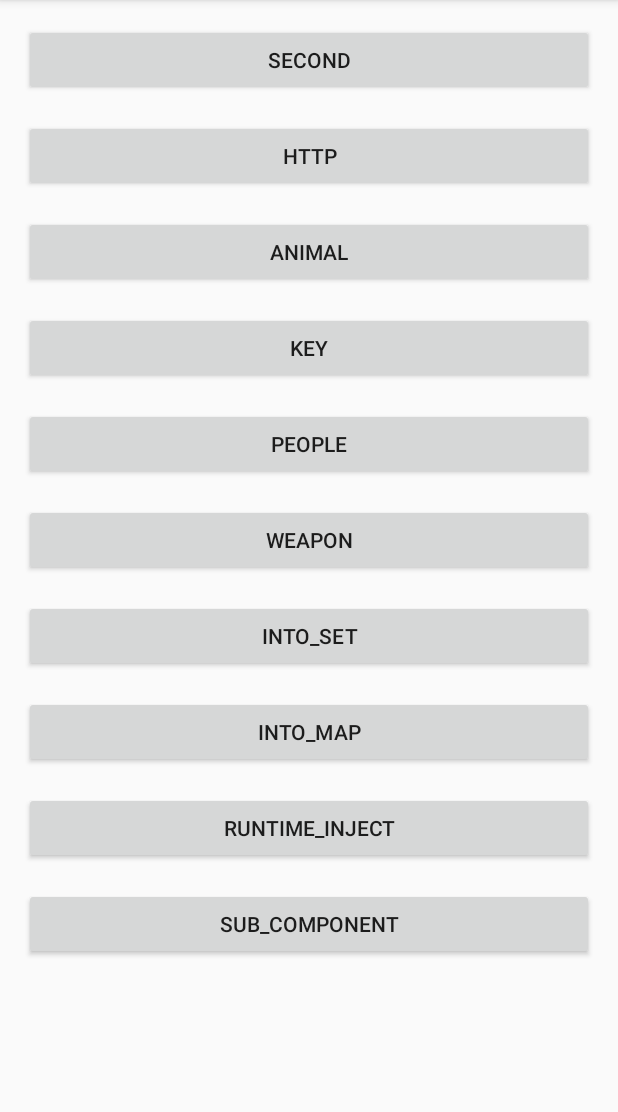
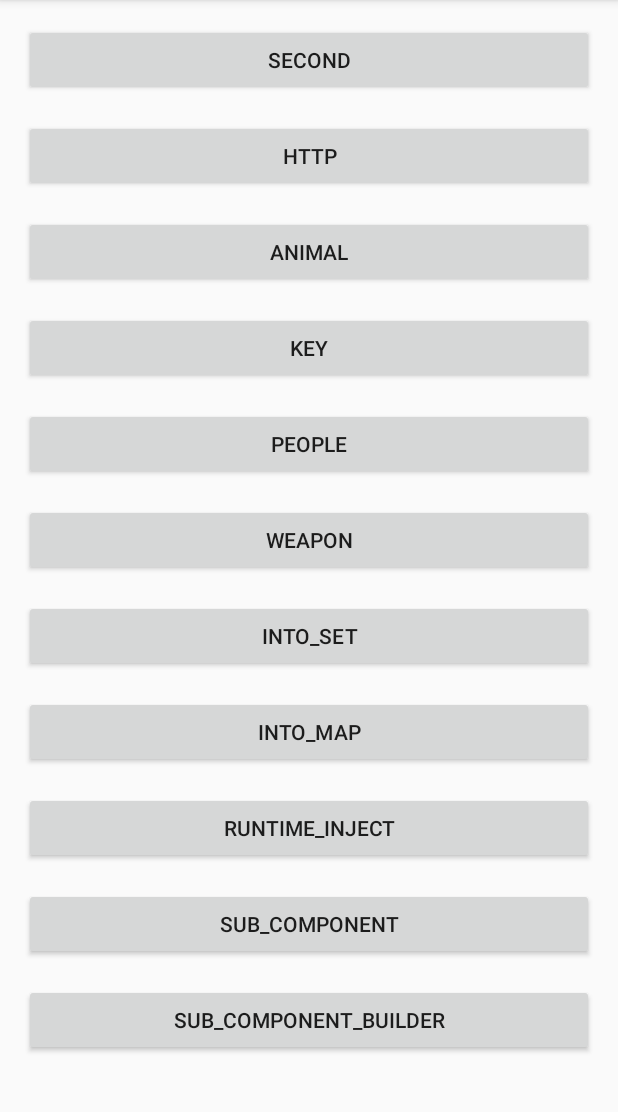
Before and after one commit to keluokeda/dagger2_demo, an Android app: the screen it shows after launch (MainActivity), on a phone screen of 412 x 824 dp, the part 84-1196 px from its top. Run offline under Robolectric (Android 15) with nearby library versions, the phone set to English and light mode, and no system bars; libraries missing offline, so code that uses them is left out: com.orhanobut.logger; 3 statements that could not run were skipped.

Commit message:
1，SubComponentBuilder。

```diff
--- a/app/src/main/AndroidManifest.xml
+++ b/app/src/main/AndroidManifest.xml
@@ -10,7 +10,8 @@
         android:roundIcon="@mipmap/ic_launcher_round"
         android:supportsRtl="true"
         android:theme="@style/AppTheme">
-        <activity android:name=".SubComponentActivity"></activity>
+        <activity android:name=".SubComponentBuilderActivity"></activity>
+        <activity android:name=".SubComponentActivity" />
         <activity android:name=".BuilderActivity" />
         <activity android:name=".RuntimeInjectActivity" />
         <activity android:name=".IntoMapActivity" />
--- a/app/src/main/java/com/ke/dagger2_demo/MainActivity.kt
+++ b/app/src/main/java/com/ke/dagger2_demo/MainActivity.kt
@@ -60,5 +60,9 @@ class MainActivity : AppCompatActivity() {
         sub_component.setOnClickListener {
             startActivity(Intent(this, SubComponentActivity::class.java))
         }
+
+        sub_component_builder.setOnClickListener {
+            startActivity(Intent(this, SubComponentBuilderActivity::class.java))
+        }
     }
 }
--- a/app/src/main/java/com/ke/dagger2_demo/SubComponentActivity.kt
+++ b/app/src/main/java/com/ke/dagger2_demo/SubComponentActivity.kt
@@ -90,6 +90,7 @@ interface MemberComponent {
     fun member(): Member
 
 
+    //返回一个SubComponent
     fun createSub(): MemberBComponent
 
 }
--- a/app/src/main/res/layout/activity_main.xml
+++ b/app/src/main/res/layout/activity_main.xml
@@ -133,6 +133,19 @@
             app:layout_constraintEnd_toEndOf="parent"
             app:layout_constraintStart_toStartOf="parent"
             app:layout_constraintTop_toBottomOf="@+id/runtime_inject" />
+
+        <Button
+            android:id="@+id/sub_component_builder"
+            android:layout_width="0dp"
+            android:layout_height="wrap_content"
+            android:layout_marginStart="16dp"
+            android:layout_marginTop="16dp"
+            android:layout_marginEnd="16dp"
+            android:text="sub_component_builder"
+            app:layout_constraintEnd_toEndOf="parent"
+            app:layout_constraintStart_toStartOf="parent"
+            app:layout_constraintTop_toBottomOf="@+id/sub_component" />
+
     </androidx.constraintlayout.widget.ConstraintLayout>
 
 </androidx.core.widget.NestedScrollView>
```
Also changed, not shown: app/src/main/java/com/ke/dagger2_demo/SubComponentBuilderActivity.kt (added, +76 -0 lines), app/src/main/res/layout/activity_sub_component_builder.xml (added, +9 -0 lines).
